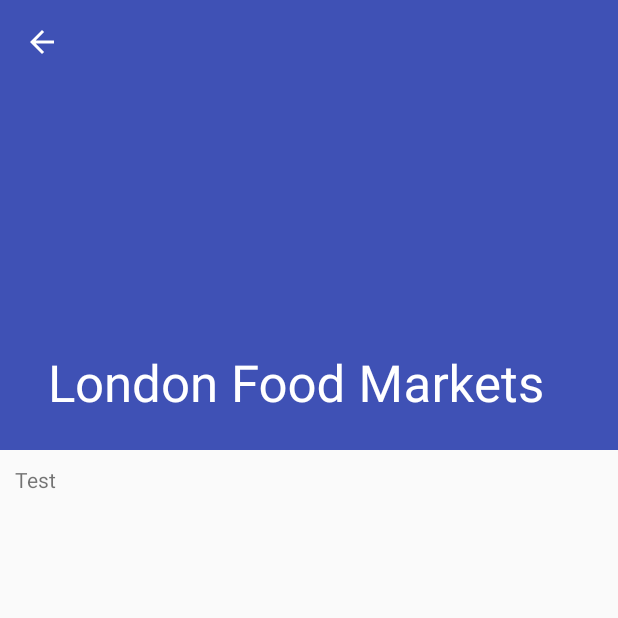
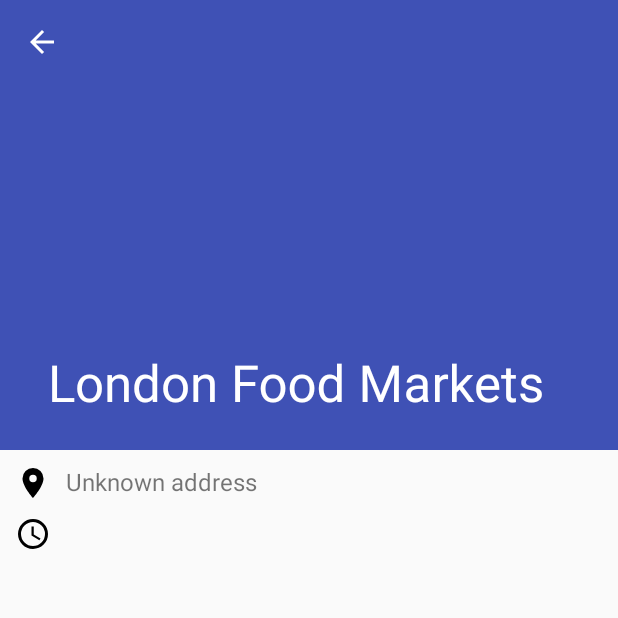
Before and after one commit to Yannshu/London-Food-Markets, an Android app: the FoodMarketActivity screen opened directly, with no data from a screen before it, on a phone screen of 412 x 824 dp, the top half of it. Run offline under Robolectric (Android 15) with nearby library versions, the phone set to English and light mode, and no system bars; our stand-ins replace Dagger/Hilt's generated code, Timber; libraries missing offline, so code that uses them is left out: org.parceler; 9 statements that could not run were skipped.

Commit message:
Display opening hours.

```diff
--- a/app/src/main/java/com/yannshu/londonfoodmarkets/contracts/FoodMarketActivityContract.kt
+++ b/app/src/main/java/com/yannshu/londonfoodmarkets/contracts/FoodMarketActivityContract.kt
@@ -3,5 +3,11 @@ package com.yannshu.londonfoodmarkets.contracts
 interface FoodMarketActivityContract {
     interface View : MvpView {
         fun displayPhoto(url: String)
+        fun displayAddress(address: String)
+        fun getFormattedAddress(street: String, city: String, postcode: String): String
+        fun getUnknownAddress(): String
+        fun displayOpeningHours(openingHours: String)
+        fun getFormattedOpeningHours(openingHour: String, closingHour: String): String
+        fun getClosed(): String
     }
 }
--- a/app/src/main/java/com/yannshu/londonfoodmarkets/di/app/AppComponent.kt
+++ b/app/src/main/java/com/yannshu/londonfoodmarkets/di/app/AppComponent.kt
@@ -9,7 +9,8 @@ import javax.inject.Singleton
 @Component(modules = [
     AppModule::class,
     ActivityBindingModule::class,
-    DataSourcesModule::class
+    DataSourcesModule::class,
+    TimeModule::class
 ])
 interface AppComponent {
     fun inject(application: LondonFoodMarketsApplication): LondonFoodMarketsApplication
--- /dev/null
+++ b/app/src/main/java/com/yannshu/londonfoodmarkets/di/app/TimeModule.kt
@@ -0,0 +1,35 @@
+package com.yannshu.londonfoodmarkets.di.app
+
+import dagger.Module
+import dagger.Provides
+import java.text.SimpleDateFormat
+import java.util.Date
+import java.util.Locale
+import javax.inject.Named
+
+@Module
+class TimeModule {
+
+    companion object {
+        val DAY_OF_WEEK_STRING = "EEEE"
+        const val NAME_DAY_OF_WEEK_FORMAT = "day_of_week_format"
+        const val NAME_DAY_OF_WEEK_STRING = "day_of_week_string"
+    }
+
+    @Provides
+    @Named(NAME_DAY_OF_WEEK_STRING)
+    fun provideDayOfWeek(@Named(NAME_DAY_OF_WEEK_FORMAT) format: SimpleDateFormat): String {
+        return format.format(Date())
+    }
+
+    @Provides
+    @Named(NAME_DAY_OF_WEEK_FORMAT)
+    fun provideDayOfWeekDateFormat(locale: Locale): SimpleDateFormat {
+        return SimpleDateFormat(DAY_OF_WEEK_STRING, locale)
+    }
+
+    @Provides
+    fun provideLocale(): Locale {
+        return Locale.getDefault()
+    }
+}
--- a/app/src/main/java/com/yannshu/londonfoodmarkets/presenters/FoodMarketActivityPresenter.kt
+++ b/app/src/main/java/com/yannshu/londonfoodmarkets/presenters/FoodMarketActivityPresenter.kt
@@ -3,16 +3,59 @@ package com.yannshu.londonfoodmarkets.presenters
 import com.yannshu.londonfoodmarkets.contracts.FoodMarketActivityContract
 import com.yannshu.londonfoodmarkets.data.model.FoodMarket
 
-class FoodMarketActivityPresenter(private val market: FoodMarket) : BasePresenter<FoodMarketActivityContract.View>() {
+class FoodMarketActivityPresenter(private val market: FoodMarket, private val dayOfWeek: String) : BasePresenter<FoodMarketActivityContract.View>() {
 
     companion object {
         val FIRST_PHOTO_INDEX = 0
     }
 
     fun displayMarket() {
+        displayPhoto()
+        displayAddress()
+        displayOpeningHours()
+    }
+
+    private fun displayPhoto() {
         val photos = market.photos
         if (photos != null && !photos.isEmpty()) {
             mvpView?.displayPhoto(photos[FIRST_PHOTO_INDEX])
         }
     }
+
+    private fun displayAddress() {
+        market.address?.let {
+            val street = it.street
+            val city = it.city
+            val postcode = it.postcode
+
+            val address: String? = if (street != null && city != null && postcode != null) {
+                mvpView?.getFormattedAddress(street, city, postcode)
+            } else {
+                mvpView?.getUnknownAddress()
+            }
+            address?.let {
+                mvpView?.displayAddress(it)
+            }
+        }
+    }
+
+    private fun displayOpeningHours() {
+        val openingTimes = market.openingTimes
+        if (openingTimes != null) {
+            val todayOpeningTimes = openingTimes.find { it.day.equals(dayOfWeek) }
+
+            val openingHour = todayOpeningTimes?.openingHour
+            val closingHour = todayOpeningTimes?.closingHour
+
+            val openingHours: String?
+            openingHours = if (openingHour != null && closingHour != null) {
+                mvpView?.getFormattedOpeningHours(openingHour, closingHour)
+            } else {
+                mvpView?.getClosed()
+            }
+            if (openingHours != null) {
+                mvpView?.displayOpeningHours(openingHours)
+            }
+        }
+    }
 }
--- a/app/src/main/java/com/yannshu/londonfoodmarkets/ui/FoodMarketActivity.kt
+++ b/app/src/main/java/com/yannshu/londonfoodmarkets/ui/FoodMarketActivity.kt
@@ -74,6 +74,30 @@ class FoodMarketActivity : BaseActivity(), FoodMarketActivityContract.View {
         GlideApp.with(this)
                 .load(url)
                 .placeholder(R.drawable.placeholder_food_market)
-                .into(foodMarketImageView)
+                .into(photoImageView)
+    }
+
+    override fun displayAddress(name: String) {
+        addressTextView.text = name
+    }
+
+    override fun getFormattedAddress(street: String, city: String, postcode: String): String {
+        return getString(R.string.address_format, street, city, postcode)
+    }
+
+    override fun getUnknownAddress(): String {
+        return getString(R.string.address_unknown)
+    }
+
+    override fun displayOpeningHours(openingHours: String) {
+        openingHoursTextView.text = openingHours
+    }
+
+    override fun getFormattedOpeningHours(openingHour: String, closingHour: String): String {
+        return getString(R.string.opening_hours_format, openingHour, closingHour)
+    }
+
+    override fun getClosed(): String {
+        return getString(R.string.opening_hours_closed)
     }
 }
--- a/app/src/main/java/com/yannshu/londonfoodmarkets/ui/FoodMarketActivityComponent.kt
+++ b/app/src/main/java/com/yannshu/londonfoodmarkets/ui/FoodMarketActivityComponent.kt
@@ -5,13 +5,15 @@ import com.yannshu.londonfoodmarkets.di.activity.ActivityComponent
 import com.yannshu.londonfoodmarkets.di.activity.ActivityComponentBuilder
 import com.yannshu.londonfoodmarkets.di.activity.ActivityModule
 import com.yannshu.londonfoodmarkets.di.activity.ActivityScope
+import com.yannshu.londonfoodmarkets.di.app.TimeModule.Companion.NAME_DAY_OF_WEEK_STRING
 import com.yannshu.londonfoodmarkets.presenters.FoodMarketActivityPresenter
 import dagger.Module
 import dagger.Provides
 import dagger.Subcomponent
+import javax.inject.Named
 
 @ActivityScope
-@Subcomponent(modules = arrayOf(FoodMarketActivityComponent.FoodMarketActivityModule::class))
+@Subcomponent(modules = [FoodMarketActivityComponent.FoodMarketActivityModule::class])
 interface FoodMarketActivityComponent : ActivityComponent<FoodMarketActivity> {
 
     @Subcomponent.Builder
@@ -21,8 +23,8 @@ interface FoodMarketActivityComponent : ActivityComponent<FoodMarketActivity> {
     class FoodMarketActivityModule(activity: FoodMarketActivity, private val market: FoodMarket) : ActivityModule<FoodMarketActivity>(activity) {
 
         @Provides
-        fun provideFoodMarketActivityPresenter(): FoodMarketActivityPresenter {
-            return FoodMarketActivityPresenter(market)
+        fun provideFoodMarketActivityPresenter(@Named(NAME_DAY_OF_WEEK_STRING) dayOfWeek: String): FoodMarketActivityPresenter {
+            return FoodMarketActivityPresenter(market, dayOfWeek)
         }
     }
 }
--- /dev/null
+++ b/app/src/main/res/drawable/ic_address.xml
@@ -0,0 +1,8 @@
+<!-- drawable/map_marker.xml -->
+<vector xmlns:android="http://schemas.android.com/apk/res/android"
+    android:height="24dp"
+    android:width="24dp"
+    android:viewportWidth="24"
+    android:viewportHeight="24">
+    <path android:fillColor="#000" android:pathData="M12,11.5A2.5,2.5 0 0,1 9.5,9A2.5,2.5 0 0,1 12,6.5A2.5,2.5 0 0,1 14.5,9A2.5,2.5 0 0,1 12,11.5M12,2A7,7 0 0,0 5,9C5,14.25 12,22 12,22C12,22 19,14.25 19,9A7,7 0 0,0 12,2Z" />
+</vector>
--- /dev/null
+++ b/app/src/main/res/drawable/ic_clock.xml
@@ -0,0 +1,8 @@
+<!-- drawable/clock.xml -->
+<vector xmlns:android="http://schemas.android.com/apk/res/android"
+    android:height="24dp"
+    android:width="24dp"
+    android:viewportWidth="24"
+    android:viewportHeight="24">
+    <path android:fillColor="#000" android:pathData="M12,20A8,8 0 0,0 20,12A8,8 0 0,0 12,4A8,8 0 0,0 4,12A8,8 0 0,0 12,20M12,2A10,10 0 0,1 22,12A10,10 0 0,1 12,22C6.47,22 2,17.5 2,12A10,10 0 0,1 12,2M12.5,7V12.25L17,14.92L16.25,16.15L11,13V7H12.5Z" />
+</vector>
--- a/app/src/main/res/layout/activity_food_market.xml
+++ b/app/src/main/res/layout/activity_food_market.xml
@@ -8,8 +8,8 @@
     <android.support.design.widget.AppBarLayout
         android:layout_width="match_parent"
         android:layout_height="@dimen/food_market_image_view_height"
-        android:theme="@style/ThemeOverlay.AppCompat.Dark.ActionBar"
-        android:fitsSystemWindows="true">
+        android:fitsSystemWindows="true"
+        android:theme="@style/ThemeOverlay.AppCompat.Dark.ActionBar">
 
         <android.support.design.widget.CollapsingToolbarLayout
             android:layout_width="match_parent"
@@ -19,7 +19,7 @@
             app:layout_scrollFlags="scroll|exitUntilCollapsed">
 
             <ImageView
-                android:id="@+id/foodMarketImageView"
+                android:id="@+id/photoImageView"
                 android:layout_width="match_parent"
                 android:layout_height="@dimen/food_market_image_view_height"
                 android:fitsSystemWindows="true"
@@ -30,8 +30,8 @@
                 android:id="@+id/toolbar"
                 android:layout_width="match_parent"
                 android:layout_height="?attr/actionBarSize"
-                app:popupTheme="@style/ThemeOverlay.AppCompat.Light"
-                app:layout_collapseMode="pin" />
+                app:layout_collapseMode="pin"
+                app:popupTheme="@style/ThemeOverlay.AppCompat.Light" />
 
         </android.support.design.widget.CollapsingToolbarLayout>
 
@@ -47,12 +47,29 @@
 
         <LinearLayout
             android:layout_width="match_parent"
-            android:layout_height="wrap_content">
+            android:layout_height="wrap_content"
+            android:orientation="vertical">
 
             <TextView
+                android:id="@+id/addressTextView"
+                style="@style/Content"
                 android:layout_width="wrap_content"
-                android:layout_height="1000dp"
-                android:text="Test"/>
+                android:layout_height="wrap_content"
+                android:layout_marginBottom="@dimen/food_market_content_spacing"
+                android:drawableLeft="@drawable/ic_address"
+                android:drawablePadding="@dimen/food_market_content_drawable_padding"
+                android:drawableStart="@drawable/ic_address" />
+
+            <TextView
+                android:id="@+id/openingHoursTextView"
+                style="@style/Content"
+                android:layout_width="wrap_content"
+                android:layout_height="wrap_content"
+                android:layout_marginBottom="@dimen/food_market_content_spacing"
+                android:drawableLeft="@drawable/ic_clock"
+                android:drawablePadding="@dimen/food_market_content_drawable_padding"
+                android:drawableStart="@drawable/ic_clock" />
+
 
         </LinearLayout>
 
--- a/app/src/main/res/values/dimens.xml
+++ b/app/src/main/res/values/dimens.xml
@@ -1,5 +1,7 @@
 <?xml version="1.0" encoding="utf-8"?>
 <resources>
     <dimen name="food_market_image_view_height">300dp</dimen>
+    <dimen name="food_market_content_drawable_padding">10dp</dimen>
+    <dimen name="food_market_content_spacing">10dp</dimen>
 
 </resources>
--- a/app/src/main/res/values/strings.xml
+++ b/app/src/main/res/values/strings.xml
@@ -1,3 +1,7 @@
 <resources>
     <string name="app_name">London Food Markets</string>
+    <string name="address_format">%1$s\n%2$s %3$s</string>
+    <string name="address_unknown">Unknown address</string>
+    <string name="opening_hours_format">%1$s - %2$s</string>
+    <string name="opening_hours_closed">Closed today</string>
 </resources>
--- a/app/src/main/res/values/styles.xml
+++ b/app/src/main/res/values/styles.xml
@@ -8,4 +8,8 @@
         <item name="colorAccent">@color/colorAccent</item>
     </style>
 
+    <style name="Content">
+        <item name="android:textSize">16sp</item>
+    </style>
+
 </resources>
```
